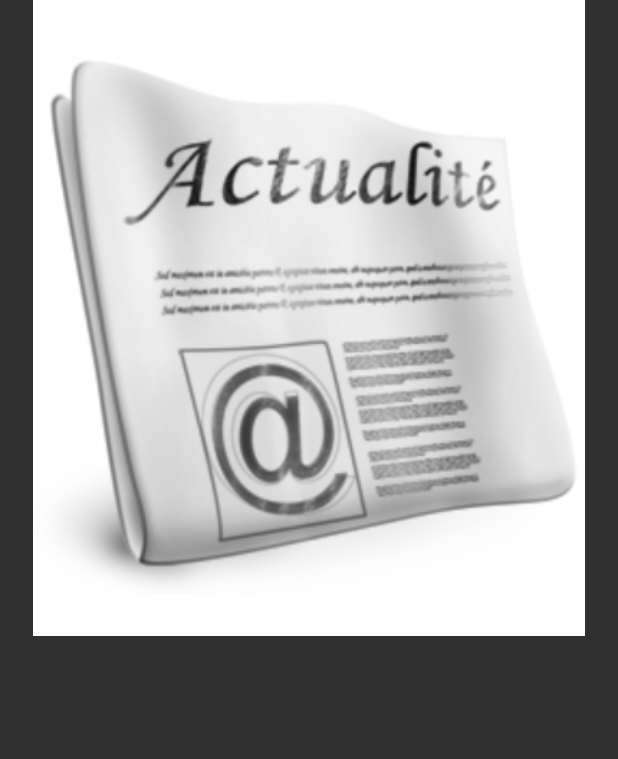
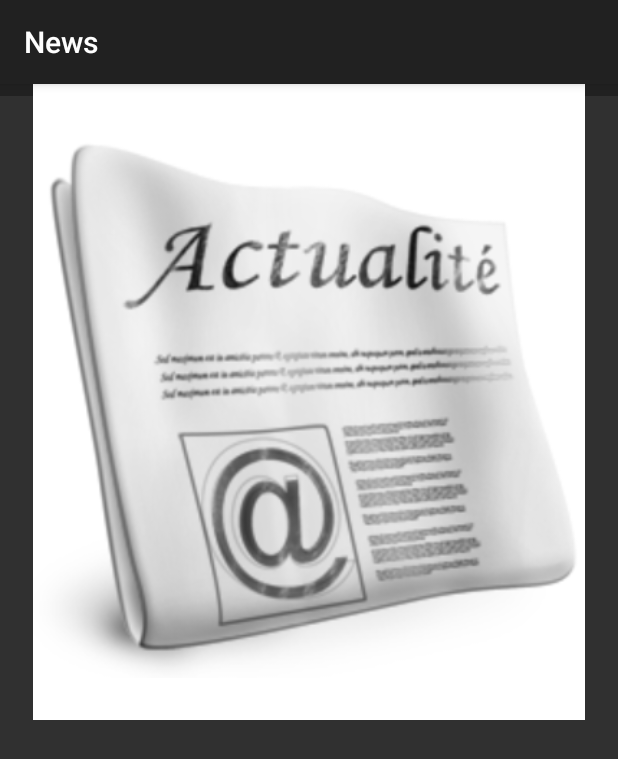
Before and after one commit to ToWaR6/AroundTheWorld, an Android app: the screen it shows after launch (NewsActivity), after a tap on "News", on a phone screen of 412 x 824 dp. Shown: the top 759 px of the screen. Run offline under Robolectric (Android 15) with nearby library versions, the phone set to English and light mode, and no system bars.

Commit message:
Toujours sur le même commit, j'ai du mal avec le mode intégré à android studio.

```diff
--- a/app/src/main/java/hasselhoff/aroundtheworld/AdsActivity.java
+++ b/app/src/main/java/hasselhoff/aroundtheworld/AdsActivity.java
@@ -1,9 +1,9 @@
 package hasselhoff.aroundtheworld;
 
 import android.os.Bundle;
-import android.app.Activity;
+import android.support.v7.app.AppCompatActivity;
 
-public class AdsActivity extends Activity {
+public class AdsActivity extends AppCompatActivity {
 
     @Override
     protected void onCreate(Bundle savedInstanceState) {
--- a/app/src/main/java/hasselhoff/aroundtheworld/MainActivity.java
+++ b/app/src/main/java/hasselhoff/aroundtheworld/MainActivity.java
@@ -4,16 +4,16 @@ package hasselhoff.aroundtheworld;
 import android.app.Activity;
 import android.content.Intent;
 import android.os.Bundle;
+import android.support.v7.app.AppCompatActivity;
 import android.view.View;
 
 
-public class MainActivity extends Activity {
+public class MainActivity extends AppCompatActivity {
 
     @Override
     protected void onCreate(Bundle savedInstanceState) {
         super.onCreate(savedInstanceState);
         setContentView(R.layout.activity_main);
-
     }
 
     public void openAdsAct(View view) {
--- a/app/src/main/java/hasselhoff/aroundtheworld/NewsActivity.java
+++ b/app/src/main/java/hasselhoff/aroundtheworld/NewsActivity.java
@@ -1,9 +1,8 @@
 package hasselhoff.aroundtheworld;
 
 import android.os.Bundle;
-import android.app.Activity;
-
-public class NewsActivity extends Activity {
+import android.support.v7.app.AppCompatActivity;
+public class NewsActivity extends AppCompatActivity {
 
     @Override
     protected void onCreate(Bundle savedInstanceState) {
--- a/app/src/main/java/hasselhoff/aroundtheworld/ShopActivity.java
+++ b/app/src/main/java/hasselhoff/aroundtheworld/ShopActivity.java
@@ -1,9 +1,9 @@
 package hasselhoff.aroundtheworld;
 
 import android.os.Bundle;
-import android.app.Activity;
+import android.support.v7.app.AppCompatActivity;
 
-public class ShopActivity extends Activity {
+public class ShopActivity extends AppCompatActivity {
 
     @Override
     protected void onCreate(Bundle savedInstanceState) {
--- a/app/src/main/java/hasselhoff/aroundtheworld/SocialActivity.java
+++ b/app/src/main/java/hasselhoff/aroundtheworld/SocialActivity.java
@@ -1,9 +1,9 @@
 package hasselhoff.aroundtheworld;
 
 import android.os.Bundle;
-import android.app.Activity;
+import android.support.v7.app.AppCompatActivity;
 
-public class SocialActivity extends Activity {
+public class SocialActivity extends AppCompatActivity {
 
     @Override
     protected void onCreate(Bundle savedInstanceState) {
--- a/app/src/main/res/layout/activity_news.xml
+++ b/app/src/main/res/layout/activity_news.xml
@@ -5,25 +5,7 @@
     android:layout_width="match_parent"
     android:layout_height="match_parent">
 
-    <android.support.design.widget.AppBarLayout
-        android:id="@+id/appbar"
-        android:layout_height="192dp"
-        android:layout_width="match_parent"
-        app:expanded="false">
-
-        <android.support.design.widget.CollapsingToolbarLayout
-            android:layout_width="match_parent"
-            android:layout_height="match_parent"
-            app:toolbarId="@+id/toolbar"
-            app:layout_scrollFlags="scroll|enterAlways|enterAlwaysCollapsed"
-            app:contentScrim="?attr/colorPrimary">
-
-            <android.support.v7.widget.Toolbar
-                android:id="@+id/toolbar"
-                android:layout_height="?attr/actionBarSize"
-                android:layout_width="match_parent"></android.support.v7.widget.Toolbar>
-        </android.support.design.widget.CollapsingToolbarLayout>
-    </android.support.design.widget.AppBarLayout>
+    <include layout="@layout/toolbar_actionbar"/>
 
     <android.support.v4.widget.NestedScrollView
         android:layout_width="match_parent"
```
Also changed, not shown: app/src/main/res/layout/activity_ads.xml (+1 -21 lines), app/src/main/res/layout/activity_main.xml (+12 -2 lines), app/src/main/res/layout/activity_shop.xml (+1 -19 lines), app/src/main/res/layout/activity_social.xml (+1 -19 lines), app/src/main/res/values/strings.xml (+4 -4 lines), 2 other files.
